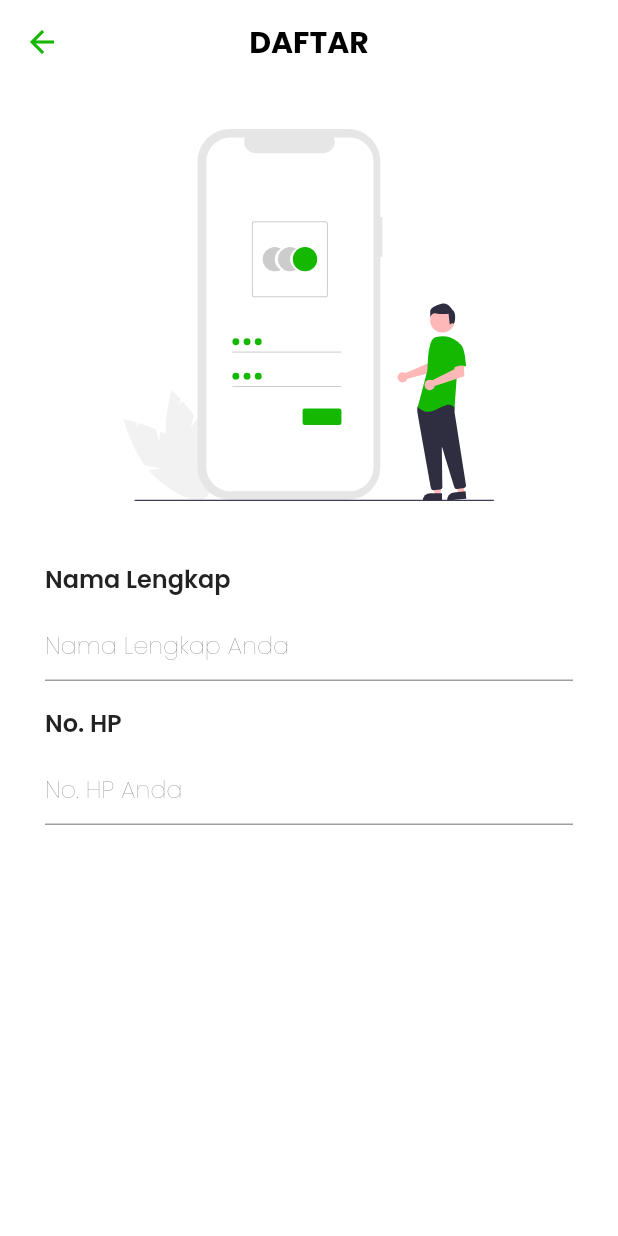
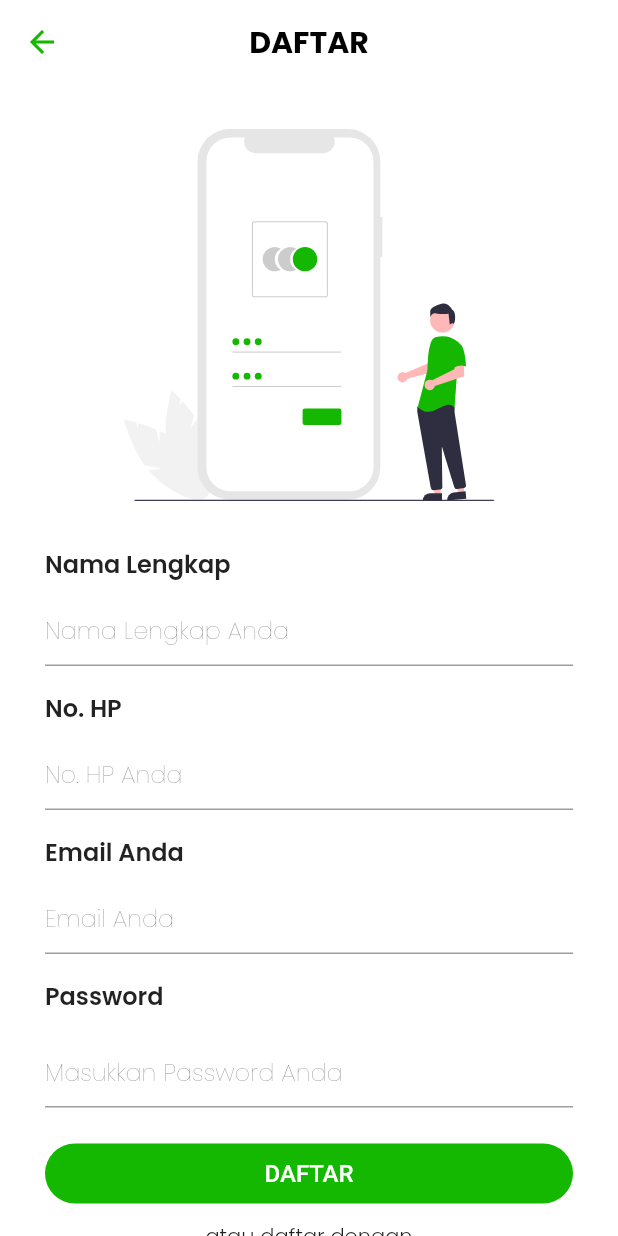
Before and after one commit to HarunNurahman/ghawe-jobs-app, a Flutter app: the RegisterScreen screen opened by its route, on a phone screen of 412 x 824 dp. Run offline on Flutter 3.47's test engine with Material 2 defaults, Android fonts, the phone set to English and light mode, and no system bars; our stand-ins replace device_preview, flutter_svg, get, google_fonts; missing offline and left inert: dart:html.

Commit message:
Layouting Register Screen, Bug Fix

```diff
--- a/lib/pages/login_screen.dart
+++ b/lib/pages/login_screen.dart
@@ -53,20 +53,13 @@ class _LoginScreenState extends State<LoginScreen> {
             const SizedBox(height: 30),
             TextField(),
             const SizedBox(height: 10),
-            Padding(
-              padding: const EdgeInsets.symmetric(horizontal: 30),
-              child: Buttons(
-                btnText: "Masuk",
-                btnFont: 16,
-                press: () {
-                  Get.toNamed('/home');
-                },
-              ),
-            ),
+            ForgotPassword(),
+            const SizedBox(height: 10),
+            LoginButton(),
             const SizedBox(height: 12),
             separator(),
             const SizedBox(height: 16),
-            loginMethod(),
+            LoginMethod(),
             const SizedBox(height: 30)
           ],
         ),
@@ -74,7 +67,48 @@ class _LoginScreenState extends State<LoginScreen> {
     );
   }
 
-  Row loginMethod() {
+  Padding ForgotPassword() {
+    return Padding(
+      padding: const EdgeInsets.symmetric(horizontal: 30),
+      child: Row(
+        mainAxisAlignment: MainAxisAlignment.end,
+        children: [
+          RichText(
+            text: TextSpan(
+              children: [
+                TextSpan(
+                  text: 'Lupa Password? ',
+                  style: GoogleFonts.poppins(
+                    fontWeight: FontWeight.w300,
+                    decoration: TextDecoration.underline,
+                  ),
+                  recognizer: TapGestureRecognizer()
+                    ..onTap = () {
+                      Get.toNamed('/register');
+                    },
+                ),
+              ],
+            ),
+          ),
+        ],
+      ),
+    );
+  }
+
+  Padding LoginButton() {
+    return Padding(
+      padding: const EdgeInsets.symmetric(horizontal: 30),
+      child: Buttons(
+        btnText: "Masuk",
+        btnFont: 16,
+        press: () {
+          Get.toNamed('/login');
+        },
+      ),
+    );
+  }
+
+  Row LoginMethod() {
     return Row(
       mainAxisAlignment: MainAxisAlignment.center,
       children: [
@@ -283,29 +317,6 @@ class _LoginScreenState extends State<LoginScreen> {
               ),
             ),
           ),
-          const SizedBox(height: 10),
-          Row(
-            mainAxisAlignment: MainAxisAlignment.end,
-            children: [
-              RichText(
-                text: TextSpan(
-                  children: [
-                    TextSpan(
-                      text: 'Lupa Password? ',
-                      style: GoogleFonts.poppins(
-                        fontWeight: FontWeight.w300,
-                        decoration: TextDecoration.underline,
-                      ),
-                      recognizer: TapGestureRecognizer()
-                        ..onTap = () {
-                          Get.toNamed('/register');
-                        },
-                    ),
-                  ],
-                ),
-              ),
-            ],
-          ),
         ],
       ),
     );
--- a/lib/pages/register_screen.dart
+++ b/lib/pages/register_screen.dart
@@ -1,5 +1,6 @@
 import 'package:flutter/material.dart';
 import 'package:flutter_svg/flutter_svg.dart';
+import 'package:ghawejobapp/shared/buttons.dart';
 import 'package:ghawejobapp/shared/constant.dart';
 import 'package:google_fonts/google_fonts.dart';
 
@@ -27,6 +28,7 @@ class _RegisterScreenState extends State<RegisterScreen> {
   @override
   Widget build(BuildContext context) {
     return Scaffold(
+      resizeToAvoidBottomInset: false,
       backgroundColor: Colors.white,
       appBar: AppBar(
         centerTitle: true,
@@ -44,12 +46,64 @@ class _RegisterScreenState extends State<RegisterScreen> {
       body: SingleChildScrollView(
         child: SafeArea(
           child: Column(
-            crossAxisAlignment: CrossAxisAlignment.center,
+            crossAxisAlignment: CrossAxisAlignment.start,
             children: [
               const SizedBox(height: 30),
-              header(context),
-              const SizedBox(height: 40),
+              Header(context),
+              const SizedBox(height: 30),
+              TextField(),
+              const SizedBox(height: 12),
+              Separator(),
+              const SizedBox(height: 16),
+              Row(
+                mainAxisAlignment: MainAxisAlignment.center,
+                children: [
                   Padding(
+                    padding: const EdgeInsets.only(right: 16),
+                    child: Container(
+                      height: 36,
+                      width: 36,
+                      decoration: BoxDecoration(),
+                    ),
+                  ),
+                ],
+              )
+            ],
+          ),
+        ),
+      ),
+    );
+  }
+
+  Row Separator() {
+    return Row(
+      mainAxisAlignment: MainAxisAlignment.center,
+      children: [
+        Expanded(
+          child: Container(
+            margin: const EdgeInsets.only(left: 30, right: 10),
+            child: const Divider(thickness: 1),
+          ),
+        ),
+        Text(
+          'atau daftar dengan',
+          style: GoogleFonts.poppins(
+            fontSize: 14,
+            fontWeight: FontWeight.w300,
+          ),
+        ),
+        Expanded(
+          child: Container(
+            margin: const EdgeInsets.only(right: 30, left: 10),
+            child: const Divider(thickness: 1),
+          ),
+        ),
+      ],
+    );
+  }
+
+  Padding TextField() {
+    return Padding(
       padding: const EdgeInsets.symmetric(horizontal: 30),
       child: Column(
         crossAxisAlignment: CrossAxisAlignment.start,
@@ -105,17 +159,70 @@ class _RegisterScreenState extends State<RegisterScreen> {
           ),
           const SizedBox(height: 16),
           // Email
-                  ],
+          Text(
+            'Email Anda',
+            style: GoogleFonts.poppins(
+              fontSize: 16,
+              fontWeight: FontWeight.w600,
             ),
           ),
-            ],
+          const SizedBox(height: 8),
+          TextFormField(
+            validator: (value) =>
+                value!.isEmpty ? 'Email tidak boleh kosong' : null,
+            controller: _emailController,
+            enableSuggestions: false,
+            autocorrect: false,
+            keyboardType: TextInputType.emailAddress,
+            decoration: InputDecoration(
+              border: const UnderlineInputBorder(),
+              hintText: 'Email Anda',
+              hintStyle: GoogleFonts.poppins(
+                fontWeight: FontWeight.w200,
               ),
             ),
+          ),
+          const SizedBox(height: 16),
+          // Password
+          Text(
+            'Password',
+            style: GoogleFonts.poppins(
+              fontSize: 16,
+              fontWeight: FontWeight.w600,
+            ),
+          ),
+          const SizedBox(height: 8),
+          TextFormField(
+            validator: (value) =>
+                value!.isEmpty ? 'Password tidak boleh kosong' : null,
+            controller: _passwordController,
+            enableSuggestions: false,
+            obscureText: _obsecureText,
+            autocorrect: false,
+            decoration: InputDecoration(
+              suffix: InkWell(
+                onTap: _togglePass,
+                child: Icon(
+                  _obsecureText ? Icons.visibility_off : Icons.visibility,
+                  color: kPrimaryColor,
+                ),
+              ),
+              border: const UnderlineInputBorder(),
+              hintText: 'Masukkan Password Anda',
+              hintStyle: GoogleFonts.poppins(
+                fontWeight: FontWeight.w200,
+              ),
+            ),
+          ),
+          const SizedBox(height: 24),
+          // Button
+          Buttons(btnText: 'Daftar', btnFont: 16, press: () {}),
+        ],
       ),
     );
   }
 
-  Center header(BuildContext context) {
+  Center Header(BuildContext context) {
     return Center(
       child: Column(
         mainAxisAlignment: MainAxisAlignment.center,
```
Lines whose indentation alone changed are shown as unchanged.
